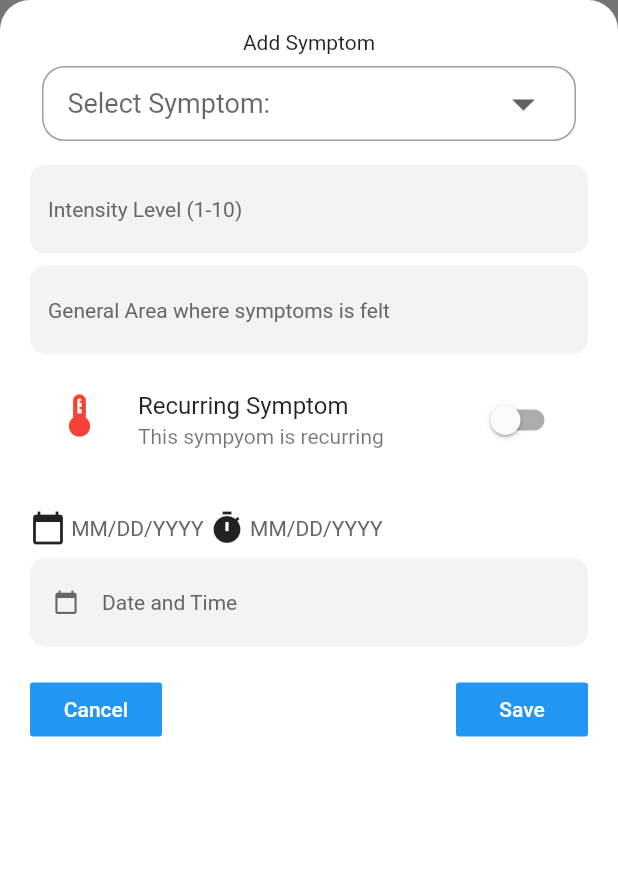
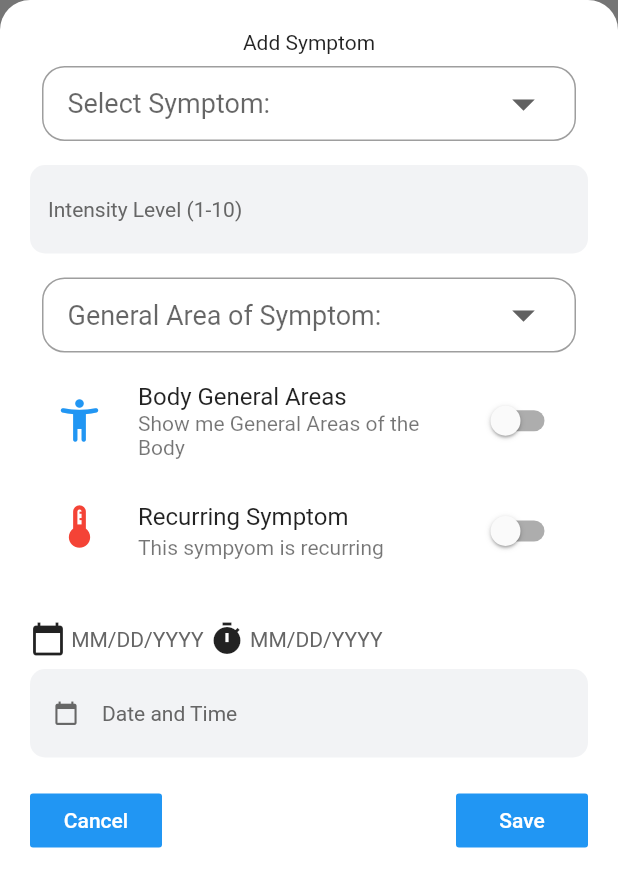
Before and after one commit to Enrickzz/Capstone-Project, a Flutter app: what add_symptoms() shows on an empty page, opened directly, on a phone screen of 412 x 824 dp. Shown: the top 887 px of the screen. Run offline on Flutter 3.47's test engine with Material 2 defaults, Android fonts, the phone set to English and light mode, and no system bars; our stand-ins replace cloud_firestore, file_picker, firebase_auth, firebase_core, firebase_database, firebase_storage and 4 more; missing offline and left inert: flutter_facebook_auth, flutter_login_facebook, gender_picker; accounts and stored records are empty; Roboto replaces fonts that are missing (Roboto-Light.ttf).

Commit message:
Symptoms general areas finished

```diff
--- a/lib/data_inputs/add_symptoms.dart
+++ b/lib/data_inputs/add_symptoms.dart
@@ -45,10 +45,16 @@ class _addSymptomsState extends State<add_symptoms> {
     CheckBoxState(title: 'Evening')
 
   };
+//for pinch zoom body image
+  final double minScale = 1;
+  final double maxScale = 1.5;
+
 
   bool isSwitched = false;
-  String valueChoose;
-  List<String> listItem = <String>[
+  bool bodyIsSwitched = false;
+  String valueChooseSymptom;
+  String valueChooseGeneralArea;
+  List<String> listItemSymptoms = <String>[
     'Bleedings', 'Chest Tightness', 'Dizziness', 'Excess Phlegm', 'Excess Sputum',
     'Fatigue', 'Frequent Urination', 'Headaches', 'Imbalance', 'Involuntary Muscle Contractions',
     'Itchy Skin', 'Loss of Balance', 'Loss of Appetite', 'Muscle Cramps',
@@ -56,6 +62,21 @@ class _addSymptomsState extends State<add_symptoms> {
     'Seizures', 'Shortness of Breath', 'Skin Coloration',
     'Swollen Limbs','Swollen Muscles','Vertigo',
     'Vomiting', 'Wheezing', 'Yellowish Eyes', 'Others'
+  ];
+
+  List<String> listItemGeneralAreas = <String>[
+    'Abdominal', 'Acromial','Antecubital',
+    'Axillary', 'Brachial', 'Buccal',
+    'Carpal', 'Cephalic', 'Cervical',
+    'Coxal','Crural (leg)','Deltoid',
+    'Digital', 'Femoral','Fibular',
+    'Gluetal','Inguinal','Lumbar',
+    'Nasal', 'Occipital', 'Orbital',
+    'Oval','Patellar','Pelvic',
+    'Popliteal', 'Pubic','Sacral',
+    'Scapular', 'Sternal', 'Sural',
+    'Tarsal','Thoracic','Umbilical',
+    'Vertebral'
   ];
 
   String dropdownValue = 'Select Symptom';
@@ -104,16 +125,16 @@ class _addSymptomsState extends State<add_symptoms> {
                     iconSize: 36,
                     isExpanded: true,
                     underline: SizedBox(),
-                    value: valueChoose,
+                    value: valueChooseSymptom,
                     onChanged: (newValue){
                       setState(() {
-                        valueChoose = newValue;
+                        valueChooseSymptom = newValue;
 
                       });
 
                     },
 
-                    items: listItem.map((valueItem){
+                    items: listItemSymptoms.map((valueItem){
                         return DropdownMenuItem(
                             value: valueItem,
                             child: Text(valueItem)
@@ -149,31 +170,77 @@ class _addSymptomsState extends State<add_symptoms> {
                 setState(() => intesity_lvl = int.parse(val));
               },
             ),
+
             SizedBox(height: 8.0),
-            TextFormField(
-              showCursor: true,
-              decoration: InputDecoration(
-                border: OutlineInputBorder(
-                  borderRadius: BorderRadius.all(Radius.circular(10.0)),
-                  borderSide: BorderSide(
-                    width:0,
-                    style: BorderStyle.none,
+            Padding(
+              padding: const EdgeInsets.all(8.0),
+              child: Container(
+                padding: EdgeInsets.only(left: 16, right: 16),
+                decoration: BoxDecoration(
+                    border: Border.all(color: Colors.grey, width: 1),
+                    borderRadius: BorderRadius.circular(15)
+                ),
+                child: DropdownButton(
+                  dropdownColor: Colors.white,
+                  hint: Text("General Area of Symptom: "),
+                  icon: Icon(Icons.arrow_drop_down),
+                  style: TextStyle(
+                      color: Colors.black,
+                      fontSize: 18
                   ),
+                  iconSize: 36,
+                  isExpanded: true,
+                  underline: SizedBox(),
+                  value: valueChooseGeneralArea,
+                  onChanged: (newValue){
+                    setState(() {
+                      valueChooseGeneralArea = newValue;
+
+                    });
+
+                  },
+
+                  items: listItemGeneralAreas.map((valueItem){
+                    return DropdownMenuItem(
+                        value: valueItem,
+                        child: Text(valueItem)
+                    );
+                  },
+                  ).toList(),
+
                 ),
-                filled: true,
-                fillColor: Color(0xFFF2F3F5),
-                hintStyle: TextStyle(
-                    color: Color(0xFF666666),
-                    fontFamily: defaultFontFamily,
-                    fontSize: defaultFontSize),
-                hintText: "General Area where symptoms is felt",
               ),
-              validator: (val) => val.isEmpty ? 'Enter General are where Symptom is felt' : null,
-              onChanged: (val){
-                setState(() => symptom_felt = val);
+            ),
+            SizedBox(height: 8.0),
+            SwitchListTile(
+              title: Text('Body General Areas'),
+              subtitle: Text('Show me General Areas of the Body'),
+              secondary: Icon(Icons.accessibility_new_rounded, size: 34.0, color: Colors.blue),
+              controlAffinity: ListTileControlAffinity.trailing,
+              value: bodyIsSwitched,
+              onChanged: (value){
+                setState(() {
+                  bodyIsSwitched = value;
+
+                });
               },
             ),
-
+            Visibility(
+              visible: bodyIsSwitched,
+              child: InteractiveViewer(
+                  clipBehavior: Clip.none,
+                  minScale: minScale,
+                  maxScale: maxScale,
+                  child: AspectRatio(
+                    aspectRatio: 1,
+                    child: ClipRRect(
+                      borderRadius: BorderRadius.circular(20),
+                      child: Image.asset('assets/images/body.PNG'
+                      ),
+                    ),
+                  ),
+              ),
+            ),
             SizedBox(height: 8.0),
             SwitchListTile(
                 title: Text('Recurring Symptom'),
@@ -214,7 +281,7 @@ class _addSymptomsState extends State<add_symptoms> {
                       fontSize: defaultFontSize),
                   hintText: "What situation triggers your symptom?",
                 ),
-                validator: (val) => val.isEmpty ? 'Enter General are where Symptom is felt' : null,
+                validator: (val) => val.isEmpty ? 'Enter General area where Symptom is felt' : null,
                 onChanged: (val){
                   setState(() => symptom_felt = val);
 
```
Also changed, not shown: assets/images/body.PNG (added).
